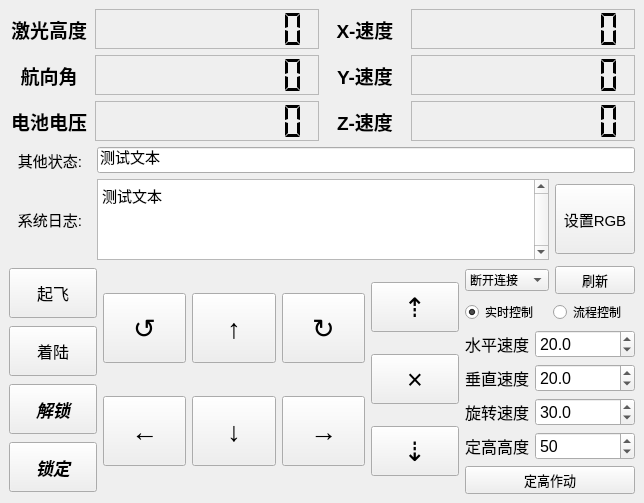
ElluIFX/ANO_LX_FC, file python_sdk/fc_gui/gui.ui: the form before one commit.
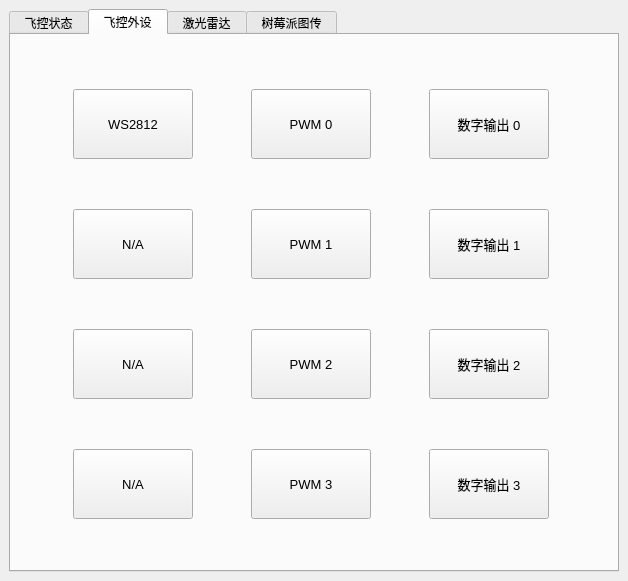
The form after the commit. The open tabs and pages were chosen to show the change.

Diff of the .ui file:
```diff
--- a/python_sdk/fc_gui/gui.ui
+++ b/python_sdk/fc_gui/gui.ui
@@ -6,27 +6,58 @@
    <rect>
     <x>0</x>
     <y>0</y>
-    <width>644</width>
-    <height>503</height>
+    <width>628</width>
+    <height>581</height>
    </rect>
   </property>
   <property name="minimumSize">
    <size>
-    <width>644</width>
-    <height>503</height>
+    <width>628</width>
+    <height>581</height>
    </size>
   </property>
   <property name="maximumSize">
    <size>
-    <width>644</width>
-    <height>503</height>
+    <width>628</width>
+    <height>658</height>
    </size>
   </property>
   <property name="windowTitle">
    <string>上位机</string>
   </property>
   <widget class="QWidget" name="centralwidget">
-   <layout class="QVBoxLayout" name="verticalLayout_8" stretch="0,0,1,0">
+   <layout class="QVBoxLayout" name="verticalLayout_8" stretch="0">
+    <item>
+     <widget class="QTabWidget" name="tabWidget">
+      <property name="minimumSize">
+       <size>
+        <width>0</width>
+        <height>0</height>
+       </size>
+      </property>
+      <property name="maximumSize">
+       <size>
+        <width>900</width>
+        <height>900</height>
+       </size>
+      </property>
+      <property name="currentIndex">
+       <number>0</number>
+      </property>
+      <widget class="QWidget" name="tab">
+       <attribute name="title">
+        <string> 飞控状态 </string>
+       </attribute>
+       <widget class="QWidget" name="layoutWidget">
+        <property name="geometry">
+         <rect>
+          <x>0</x>
+          <y>0</y>
+          <width>601</width>
+          <height>532</height>
+         </rect>
+        </property>
+        <layout class="QVBoxLayout" name="verticalLayout_9">
     <item>
      <layout class="QHBoxLayout" name="horizontalLayout_7">
       <item>
@@ -49,7 +80,7 @@
             </property>
             <property name="font">
              <font>
-              <pointsize>14</pointsize>
+                   <pointsize>13</pointsize>
               <bold>true</bold>
              </font>
             </property>
@@ -123,7 +154,7 @@
             </property>
             <property name="font">
              <font>
-              <pointsize>14</pointsize>
+                   <pointsize>13</pointsize>
               <bold>true</bold>
              </font>
             </property>
@@ -197,7 +228,7 @@
             </property>
             <property name="font">
              <font>
-              <pointsize>14</pointsize>
+                   <pointsize>13</pointsize>
               <bold>true</bold>
              </font>
             </property>
@@ -275,7 +306,7 @@
             </property>
             <property name="font">
              <font>
-              <pointsize>14</pointsize>
+                   <pointsize>13</pointsize>
               <bold>true</bold>
              </font>
             </property>
@@ -349,7 +380,7 @@
             </property>
             <property name="font">
              <font>
-              <pointsize>14</pointsize>
+                   <pointsize>13</pointsize>
               <bold>true</bold>
              </font>
             </property>
@@ -423,7 +454,7 @@
             </property>
             <property name="font">
              <font>
-              <pointsize>14</pointsize>
+                   <pointsize>13</pointsize>
               <bold>true</bold>
              </font>
             </property>
@@ -495,7 +526,8 @@
         </property>
         <property name="font">
          <font>
-          <pointsize>11</pointsize>
+               <pointsize>12</pointsize>
+               <bold>false</bold>
          </font>
         </property>
         <property name="text">
@@ -508,6 +540,12 @@
       </item>
       <item>
        <widget class="QLineEdit" name="line_info">
+             <property name="minimumSize">
+              <size>
+               <width>0</width>
+               <height>43</height>
+              </size>
+             </property>
         <property name="font">
          <font>
           <pointsize>11</pointsize>
@@ -541,7 +579,8 @@
         </property>
         <property name="font">
          <font>
-          <pointsize>11</pointsize>
+               <pointsize>12</pointsize>
+               <bold>false</bold>
          </font>
         </property>
         <property name="text">
@@ -576,32 +615,8 @@
         </property>
        </widget>
       </item>
-      <item>
-       <widget class="QPushButton" name="btn_rgb">
-        <property name="minimumSize">
-         <size>
-          <width>0</width>
-          <height>70</height>
-         </size>
-        </property>
-        <property name="font">
-         <font>
-          <pointsize>11</pointsize>
-          <bold>false</bold>
-         </font>
-        </property>
-        <property name="text">
-         <string>设置RGB</string>
-        </property>
-        <property name="shortcut">
-         <string>W</string>
-        </property>
-       </widget>
-      </item>
-     </layout>
-    </item>
-    <item>
-     <layout class="QHBoxLayout" name="horizontalLayout_14" stretch="1">
+          </layout>
+         </item>
       <item>
        <layout class="QHBoxLayout" name="horizontalLayout_10" stretch="1,3,1,0">
         <item>
@@ -926,7 +941,10 @@
         <item>
          <layout class="QVBoxLayout" name="verticalLayout_7">
           <item>
-           <layout class="QHBoxLayout" name="horizontalLayout_17" stretch="1,0">
+              <layout class="QHBoxLayout" name="horizontalLayout_17" stretch="0,1,0">
+               <item>
+                <layout class="QHBoxLayout" name="horizontalLayout_14"/>
+               </item>
             <item>
              <widget class="QComboBox" name="combo_serial">
               <property name="font">
@@ -1181,6 +1199,490 @@
        </layout>
       </item>
      </layout>
+       </widget>
+      </widget>
+      <widget class="QWidget" name="tab_2">
+       <attribute name="title">
+        <string> 飞控外设 </string>
+       </attribute>
+       <widget class="QWidget" name="gridLayoutWidget">
+        <property name="geometry">
+         <rect>
+          <x>10</x>
+          <y>10</y>
+          <width>581</width>
+          <height>521</height>
+         </rect>
+        </property>
+        <layout class="QGridLayout" name="gridLayout">
+         <item row="3" column="2">
+          <widget class="QPushButton" name="btn_pwm_3">
+           <property name="minimumSize">
+            <size>
+             <width>120</width>
+             <height>70</height>
+            </size>
+           </property>
+           <property name="maximumSize">
+            <size>
+             <width>120</width>
+             <height>70</height>
+            </size>
+           </property>
+           <property name="font">
+            <font>
+             <pointsize>10</pointsize>
+             <bold>false</bold>
+            </font>
+           </property>
+           <property name="text">
+            <string>PWM 3</string>
+           </property>
+           <property name="shortcut">
+            <string>W</string>
+           </property>
+          </widget>
+         </item>
+         <item row="0" column="2">
+          <widget class="QPushButton" name="btn_pwm_0">
+           <property name="minimumSize">
+            <size>
+             <width>120</width>
+             <height>70</height>
+            </size>
+           </property>
+           <property name="maximumSize">
+            <size>
+             <width>120</width>
+             <height>70</height>
+            </size>
+           </property>
+           <property name="font">
+            <font>
+             <pointsize>10</pointsize>
+             <bold>false</bold>
+            </font>
+           </property>
+           <property name="text">
+            <string>PWM 0</string>
+           </property>
+           <property name="shortcut">
+            <string>W</string>
+           </property>
+          </widget>
+         </item>
+         <item row="1" column="2">
+          <widget class="QPushButton" name="btn_pwm_1">
+           <property name="minimumSize">
+            <size>
+             <width>120</width>
+             <height>70</height>
+            </size>
+           </property>
+           <property name="maximumSize">
+            <size>
+             <width>120</width>
+             <height>70</height>
+            </size>
+           </property>
+           <property name="font">
+            <font>
+             <pointsize>10</pointsize>
+             <bold>false</bold>
+            </font>
+           </property>
+           <property name="text">
+            <string>PWM 1</string>
+           </property>
+           <property name="shortcut">
+            <string>W</string>
+           </property>
+          </widget>
+         </item>
+         <item row="3" column="3">
+          <widget class="QPushButton" name="btn_io_3">
+           <property name="minimumSize">
+            <size>
+             <width>120</width>
+             <height>70</height>
+            </size>
+           </property>
+           <property name="maximumSize">
+            <size>
+             <width>120</width>
+             <height>70</height>
+            </size>
+           </property>
+           <property name="font">
+            <font>
+             <pointsize>10</pointsize>
+             <bold>false</bold>
+            </font>
+           </property>
+           <property name="text">
+            <string>数字输出 3</string>
+           </property>
+           <property name="shortcut">
+            <string>W</string>
+           </property>
+          </widget>
+         </item>
+         <item row="2" column="2">
+          <widget class="QPushButton" name="btn_pwm_2">
+           <property name="minimumSize">
+            <size>
+             <width>120</width>
+             <height>70</height>
+            </size>
+           </property>
+           <property name="maximumSize">
+            <size>
+             <width>120</width>
+             <height>70</height>
+            </size>
+           </property>
+           <property name="font">
+            <font>
+             <pointsize>10</pointsize>
+             <bold>false</bold>
+            </font>
+           </property>
+           <property name="text">
+            <string>PWM 2</string>
+           </property>
+           <property name="shortcut">
+            <string>W</string>
+           </property>
+          </widget>
+         </item>
+         <item row="2" column="3">
+          <widget class="QPushButton" name="btn_io_2">
+           <property name="minimumSize">
+            <size>
+             <width>120</width>
+             <height>70</height>
+            </size>
+           </property>
+           <property name="maximumSize">
+            <size>
+             <width>120</width>
+             <height>70</height>
+            </size>
+           </property>
+           <property name="font">
+            <font>
+             <pointsize>10</pointsize>
+             <bold>false</bold>
+            </font>
+           </property>
+           <property name="text">
+            <string>数字输出 2</string>
+           </property>
+           <property name="shortcut">
+            <string>W</string>
+           </property>
+          </widget>
+         </item>
+         <item row="1" column="1">
+          <widget class="QPushButton" name="btn_rgb_11">
+           <property name="minimumSize">
+            <size>
+             <width>120</width>
+             <height>70</height>
+            </size>
+           </property>
+           <property name="maximumSize">
+            <size>
+             <width>120</width>
+             <height>70</height>
+            </size>
+           </property>
+           <property name="font">
+            <font>
+             <pointsize>10</pointsize>
+             <bold>false</bold>
+            </font>
+           </property>
+           <property name="text">
+            <string>N/A</string>
+           </property>
+           <property name="shortcut">
+            <string>W</string>
+           </property>
+          </widget>
+         </item>
+         <item row="2" column="1">
+          <widget class="QPushButton" name="btn_rgb_16">
+           <property name="minimumSize">
+            <size>
+             <width>120</width>
+             <height>70</height>
+            </size>
+           </property>
+           <property name="maximumSize">
+            <size>
+             <width>120</width>
+             <height>70</height>
+            </size>
+           </property>
+           <property name="font">
+            <font>
+             <pointsize>10</pointsize>
+             <bold>false</bold>
+            </font>
+           </property>
+           <property name="text">
+            <string>N/A</string>
+           </property>
+           <property name="shortcut">
+            <string>W</string>
+           </property>
+          </widget>
+         </item>
+         <item row="1" column="3">
+          <widget class="QPushButton" name="btn_io_1">
+           <property name="minimumSize">
+            <size>
+             <width>120</width>
+             <height>70</height>
+            </size>
+           </property>
+           <property name="maximumSize">
+            <size>
+             <width>120</width>
+             <height>70</height>
+            </size>
+           </property>
+           <property name="font">
+            <font>
+             <pointsize>10</pointsize>
+             <bold>false</bold>
+            </font>
+           </property>
+           <property name="text">
+            <string>数字输出 1</string>
+           </property>
+           <property name="shortcut">
+            <string>W</string>
+           </property>
+          </widget>
+         </item>
+         <item row="3" column="1">
+          <widget class="QPushButton" name="btn_rgb_12">
+           <property name="minimumSize">
+            <size>
+             <width>120</width>
+             <height>70</height>
+            </size>
+           </property>
+           <property name="maximumSize">
+            <size>
+             <width>120</width>
+             <height>70</height>
+            </size>
+           </property>
+           <property name="font">
+            <font>
+             <pointsize>10</pointsize>
+             <bold>false</bold>
+            </font>
+           </property>
+           <property name="text">
+            <string>N/A</string>
+           </property>
+           <property name="shortcut">
+            <string>W</string>
+           </property>
+          </widget>
+         </item>
+         <item row="0" column="3">
+          <widget class="QPushButton" name="btn_io_0">
+           <property name="minimumSize">
+            <size>
+             <width>120</width>
+             <height>70</height>
+            </size>
+           </property>
+           <property name="maximumSize">
+            <size>
+             <width>120</width>
+             <height>70</height>
+            </size>
+           </property>
+           <property name="font">
+            <font>
+             <pointsize>10</pointsize>
+             <bold>false</bold>
+            </font>
+           </property>
+           <property name="text">
+            <string>数字输出 0</string>
+           </property>
+           <property name="shortcut">
+            <string>W</string>
+           </property>
+          </widget>
+         </item>
+         <item row="0" column="1">
+          <widget class="QPushButton" name="btn_rgb">
+           <property name="minimumSize">
+            <size>
+             <width>120</width>
+             <height>70</height>
+            </size>
+           </property>
+           <property name="maximumSize">
+            <size>
+             <width>120</width>
+             <height>70</height>
+            </size>
+           </property>
+           <property name="font">
+            <font>
+             <pointsize>10</pointsize>
+             <bold>false</bold>
+            </font>
+           </property>
+           <property name="text">
+            <string>WS2812</string>
+           </property>
+           <property name="shortcut">
+            <string>W</string>
+           </property>
+          </widget>
+         </item>
+        </layout>
+       </widget>
+      </widget>
+      <widget class="QWidget" name="tab_4">
+       <attribute name="title">
+        <string> 激光雷达 </string>
+       </attribute>
+       <widget class="QWidget" name="verticalLayoutWidget_2">
+        <property name="geometry">
+         <rect>
+          <x>0</x>
+          <y>0</y>
+          <width>601</width>
+          <height>531</height>
+         </rect>
+        </property>
+        <layout class="QVBoxLayout" name="verticalLayout_10" stretch="0,1">
+         <item>
+          <layout class="QHBoxLayout" name="horizontalLayout_23" stretch="0,0">
+           <item>
+            <widget class="QLabel" name="label_16">
+             <property name="text">
+              <string>雷达状态: </string>
+             </property>
+            </widget>
+           </item>
+           <item>
+            <widget class="QLineEdit" name="line_radar_state">
+             <property name="minimumSize">
+              <size>
+               <width>0</width>
+               <height>43</height>
+              </size>
+             </property>
+             <property name="font">
+              <font>
+               <pointsize>11</pointsize>
+              </font>
+             </property>
+             <property name="text">
+              <string>测试文本</string>
+             </property>
+             <property name="dragEnabled">
+              <bool>true</bool>
+             </property>
+             <property name="readOnly">
+              <bool>true</bool>
+             </property>
+             <property name="placeholderText">
+              <string/>
+             </property>
+            </widget>
+           </item>
+          </layout>
+         </item>
+         <item>
+          <widget class="QLabel" name="label_radar_image">
+           <property name="text">
+            <string>TextLabel</string>
+           </property>
+          </widget>
+         </item>
+        </layout>
+       </widget>
+      </widget>
+      <widget class="QWidget" name="tab_3">
+       <attribute name="title">
+        <string> 树莓派图传 </string>
+       </attribute>
+       <widget class="QWidget" name="verticalLayoutWidget">
+        <property name="geometry">
+         <rect>
+          <x>0</x>
+          <y>0</y>
+          <width>601</width>
+          <height>531</height>
+         </rect>
+        </property>
+        <layout class="QVBoxLayout" name="verticalLayout_3" stretch="0,0,1">
+         <item>
+          <layout class="QHBoxLayout" name="horizontalLayout_18">
+           <item>
+            <widget class="QLabel" name="label_13">
+             <property name="text">
+              <string>主机地址: </string>
+             </property>
+            </widget>
+           </item>
+           <item>
+            <widget class="QLineEdit" name="line_sensor_ip"/>
+           </item>
+           <item>
+            <widget class="QPushButton" name="btn_connect_sensor">
+             <property name="text">
+              <string>连接/断开</string>
+             </property>
+            </widget>
+           </item>
+          </layout>
+         </item>
+         <item>
+          <layout class="QHBoxLayout" name="horizontalLayout_19" stretch="0,3,1">
+           <item>
+            <widget class="QLabel" name="label_14">
+             <property name="text">
+              <string>图像参数: </string>
+             </property>
+            </widget>
+           </item>
+           <item>
+            <widget class="QComboBox" name="combo_sensor_parm"/>
+           </item>
+           <item>
+            <widget class="QCheckBox" name="check_display_sensor_info">
+             <property name="text">
+              <string>显示图传数据</string>
+             </property>
+            </widget>
+           </item>
+          </layout>
+         </item>
+         <item>
+          <widget class="QLabel" name="label_sensor_image">
+           <property name="text">
+            <string>TextLabel</string>
+           </property>
+          </widget>
+         </item>
+        </layout>
+       </widget>
+      </widget>
+     </widget>
     </item>
    </layout>
   </widget>
```
Left out of the diff: 67 changed lines with no effect on the pictures. Lines whose indentation alone changed are shown as unchanged.
